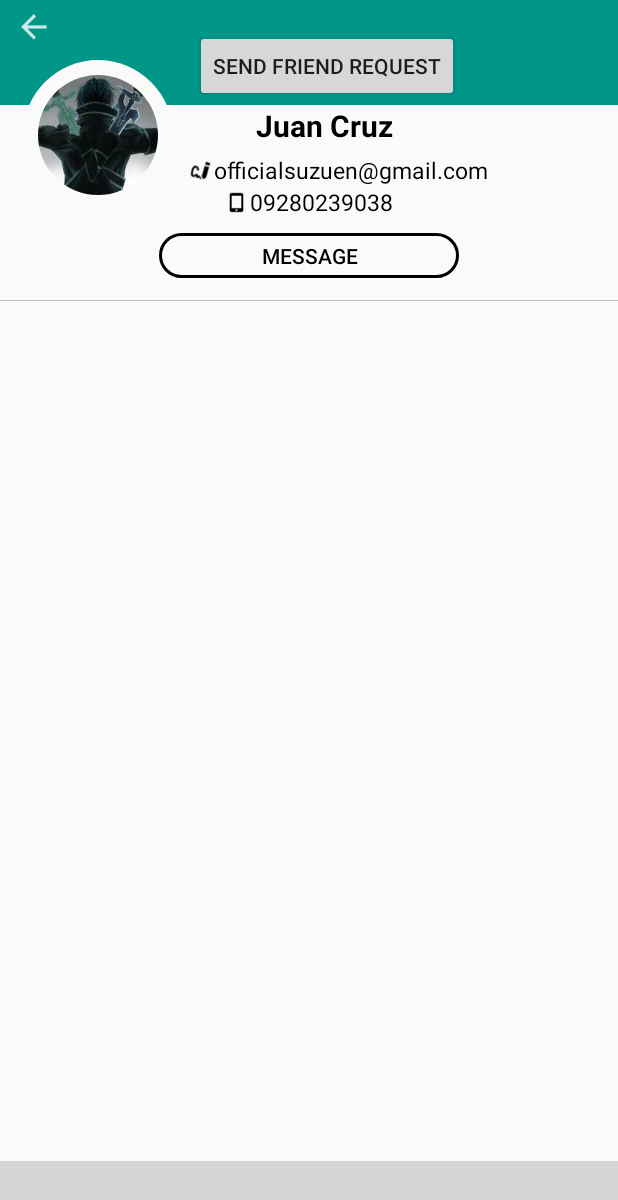
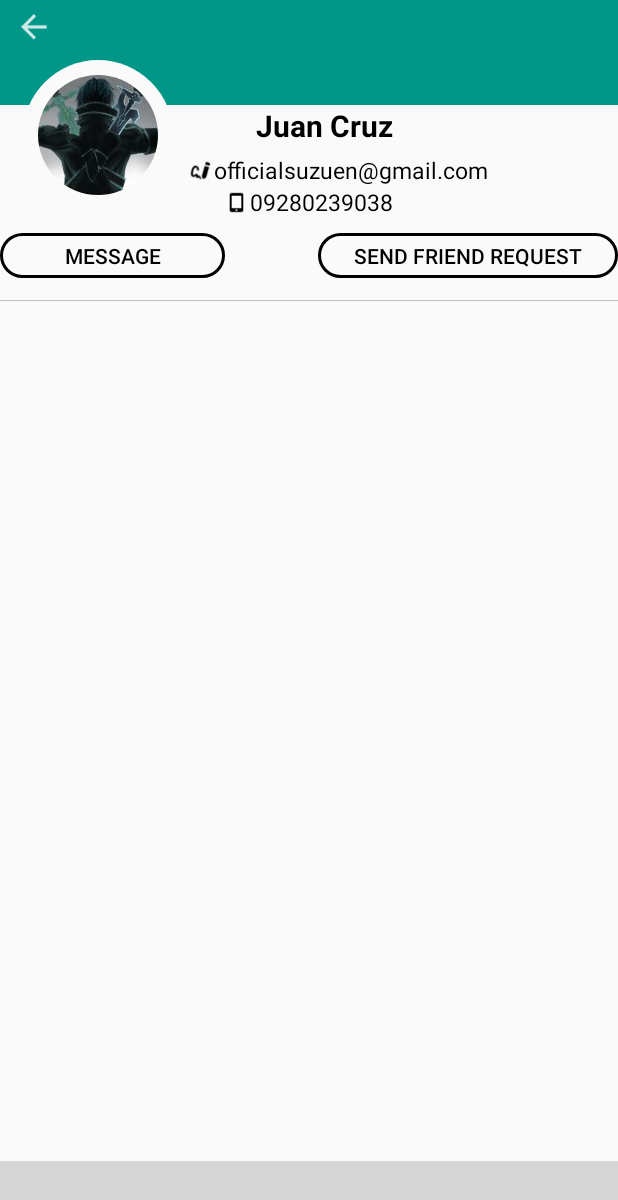
Before and after one commit to pomiyo/FinalTrash, an Android app: the layout fragment_viewprofile.xml on its own in the app's theme, with its tools: preview values and no code run, on a phone screen of 412 x 824 dp. Shown: the top 1200 px of the screen. Run offline under Robolectric (Android 15) with nearby library versions, the phone set to English and light mode, and no system bars; plain views replace BottomNavigationViewEx; grey boxes are pictures that could not be loaded.

```diff
--- a/app/src/main/java/com/example/taquio/trasearch/Samok/AdminVerification.java
+++ b/app/src/main/java/com/example/taquio/trasearch/Samok/AdminVerification.java
@@ -33,7 +33,7 @@ public class AdminVerification extends AppCompatActivity {
         super.onCreate(savedInstanceState);
         setContentView(R.layout.activity_admin_verification);
         mAuth = FirebaseAuth.getInstance();
-        userDatabase = FirebaseDatabase.getInstance().getReference().child("Users");
+        userDatabase = FirebaseDatabase.getInstance().getReference().child("ForVerification");
 
         ver_ID = findViewById(R.id.ver_ID);
         ver_Selfie = findViewById(R.id.ver_Selfie);
--- a/app/src/main/java/com/example/taquio/trasearch/Samok/AllUsersFragment.java
+++ b/app/src/main/java/com/example/taquio/trasearch/Samok/AllUsersFragment.java
@@ -140,7 +140,7 @@ public class AllUsersFragment extends Fragment {
 //                                            viewHolder.setuserOnline(false);
 //                                        }
                                     }
-                                    else if(userType.equals("free"))
+                                    else if(userType.equals("non-business"))
                                     {
                                         Log.d(TAG, "onDataChange: Free Type");
                                         String email = dataSnapshot.child("Email").getValue().toString();
--- a/app/src/main/java/com/example/taquio/trasearch/Samok/FireBaseMessagingService.java
+++ b/app/src/main/java/com/example/taquio/trasearch/Samok/FireBaseMessagingService.java
@@ -41,6 +41,7 @@ public class FireBaseMessagingService extends com.google.firebase.messaging.Fire
                 for(DataSnapshot singleSnapshot:dataSnapshot.getChildren())
                 {
                     user[0] = singleSnapshot.getValue(User.class);
+                    Log.d(TAG, "onDataChange: "+user[0]);
                 }
             }
 
--- a/app/src/main/java/com/example/taquio/trasearch/Samok/ForVerification.java
+++ b/app/src/main/java/com/example/taquio/trasearch/Samok/ForVerification.java
@@ -42,7 +42,7 @@ public class ForVerification extends AppCompatActivity {
         mImageStorage = FirebaseStorage.getInstance().getReference();
         mAuth = FirebaseAuth.getInstance();
         mCurrentUser = mAuth.getCurrentUser().getUid();
-        mUserDatabase = FirebaseDatabase.getInstance().getReference().child("Users");
+        mUserDatabase = FirebaseDatabase.getInstance().getReference().child("ForVerification");
 
         ver_Skipbtn.setOnClickListener(new View.OnClickListener() {
             @Override
--- a/app/src/main/java/com/example/taquio/trasearch/Samok/UnverifiedUsers.java
+++ b/app/src/main/java/com/example/taquio/trasearch/Samok/UnverifiedUsers.java
@@ -178,7 +178,7 @@ public class UnverifiedUsers extends Fragment {
 //                                            viewHolder.setuserOnline(false);
 //                                        }
                                 }
-                                else if(userType.equals("free"))
+                                else if(userType.equals("non-business"))
                                 {
                                     Log.d(TAG, "onDataChange: Free Type");
                                     String email = dataSnapshot.child("Email").getValue().toString();
--- a/app/src/main/res/layout/fragment_viewprofile.xml
+++ b/app/src/main/res/layout/fragment_viewprofile.xml
@@ -28,23 +28,14 @@
             android:layout_marginTop="-30dp"
             android:background="@drawable/background"
             android:src="@drawable/images" />
-    <Button
-        android:id="@+id/declineRequest"
-        android:layout_width="wrap_content"
-        android:layout_height="wrap_content"
-        android:layout_gravity="center"
-        android:layout_marginLeft="130dp"
-        android:layout_marginTop="20dp"
-        android:text="Decline Friend Request"
-        android:visibility="gone"/>
-    <Button
-        android:id="@+id/vProfile_sendFriequest_btn"
-        android:layout_width="wrap_content"
-        android:layout_height="wrap_content"
-        android:layout_marginLeft="130dp"
-        android:layout_marginTop="20dp"
-        android:layout_gravity="center"
-        android:text="Send Friend REquest"/>
+    <!--<Button-->
+        <!--android:id="@+id/vProfile_sendFriequest_btn"-->
+        <!--android:layout_width="wrap_content"-->
+        <!--android:layout_height="wrap_content"-->
+        <!--android:layout_marginLeft="130dp"-->
+        <!--android:layout_marginTop="20dp"-->
+        <!--android:layout_gravity="center"-->
+        <!--android:text="Send Friend REquest"/>-->
         <!--<Button-->
             <!--android:layout_width="32dp"-->
             <!--android:layout_height="32dp"-->
@@ -139,7 +130,7 @@
 
             </LinearLayout>
 
-            <LinearLayout
+            <RelativeLayout
                 android:layout_width="match_parent"
                 android:layout_height="wrap_content"
                 android:layout_marginBottom="15dp"
@@ -149,13 +140,36 @@
 
                 <Button
                     android:id="@+id/btnMessage"
-                    android:layout_width="200dp"
+                    android:layout_width="150dp"
                     android:layout_height="30dp"
                     android:background="@drawable/btn"
                     android:text="Message"
-                    android:textColor="@color/black" />
+                    android:textColor="@color/black"
+                    android:padding="3dp"/>
 
-            </LinearLayout>
+                <Button
+                    android:id="@+id/vProfile_sendFriequest_btn"
+                    android:layout_width="200dp"
+                    android:layout_height="30dp"
+                    android:layout_alignParentEnd="true"
+                    android:layout_alignParentRight="true"
+                    android:background="@drawable/btn"
+                    android:text="Send Friend Request"
+                    android:textColor="@color/black"
+                    android:padding="3dp"/>
+                <Button
+                    android:id="@+id/declineRequest"
+                    android:layout_width="200dp"
+                    android:layout_height="30dp"
+                    android:layout_alignParentEnd="true"
+                    android:layout_alignParentRight="true"
+                    android:background="@drawable/btn"
+                    android:text="Decline Request"
+                    android:textColor="@color/black"
+                    android:padding="3dp"
+                    android:visibility="gone"/>
+
+            </RelativeLayout>
 
         </LinearLayout>
 
```
